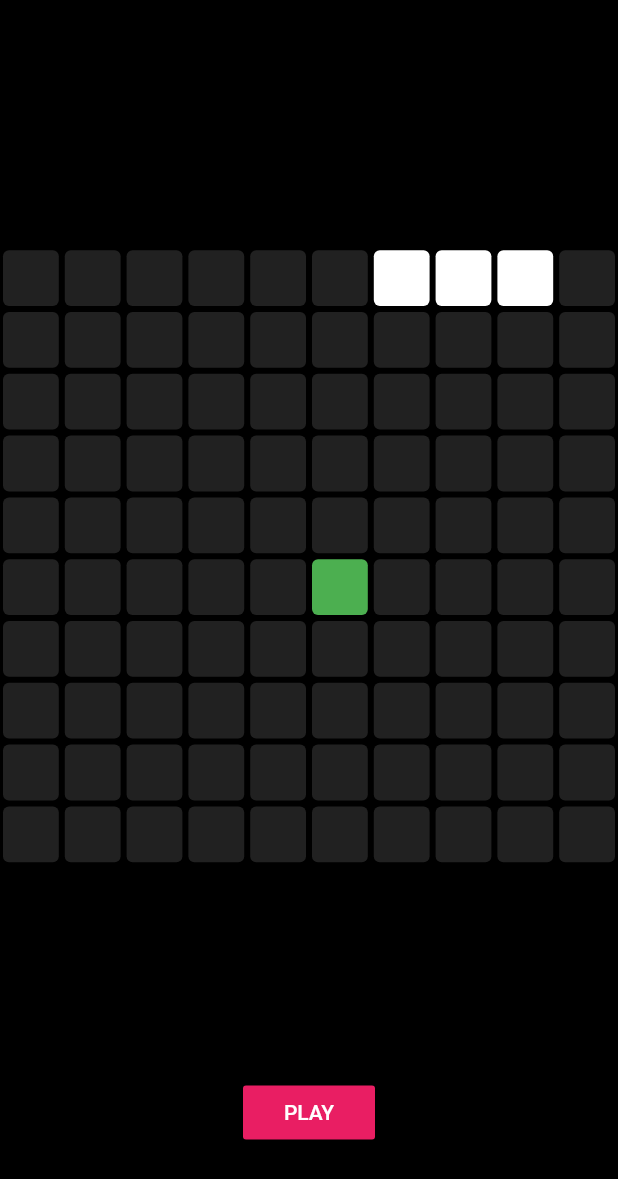
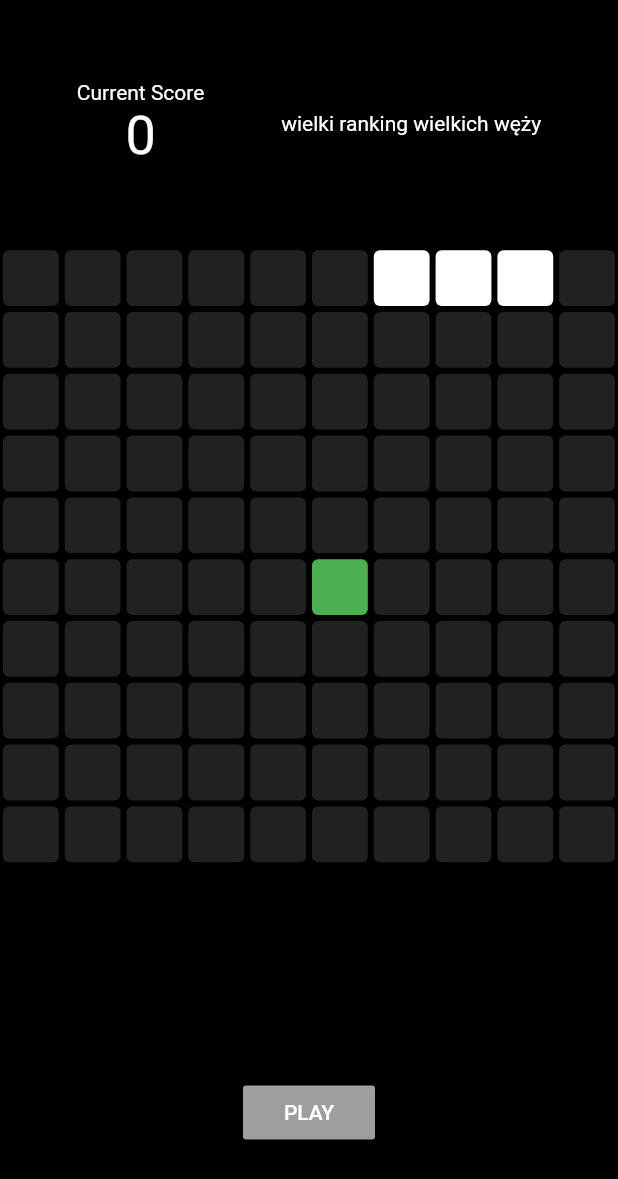
Before and after one commit to zaiom/flutter_snake_game, a Flutter app: the screen it shows after launch, after a tap on "PLAY", on a phone screen of 412 x 824 dp. Shown: the top 1179 px of the screen. Run offline on Flutter 3.47's test engine with Material 2 defaults, Android fonts, the light colour scheme and no system bars.

Commit message:
added new game functionalities and fixes bugs

```diff
--- a/lib/home_page.dart
+++ b/lib/home_page.dart
@@ -21,6 +21,11 @@ class _HomePageState extends State<HomePage> {
   int rowSize = 10;
   int totalNumberOfSquares = 100;
 
+  bool gameHasStarted = false;
+
+  // user score
+  int currentScore = 0;
+
   // snake position
   List<int> snakePos = [
     0,
@@ -37,6 +42,8 @@ class _HomePageState extends State<HomePage> {
   // start the game!
   void startGame() {
 
+    gameHasStarted = true;
+
     // every 200 miliseconds, we are moving the snake
     Timer.periodic(Duration(milliseconds: 200), (timer) {
       setState(() {
@@ -49,9 +56,31 @@ class _HomePageState extends State<HomePage> {
         {
           timer.cancel();
           // display a message to the user
-          showDialog(context: context, builder: (context) {
+          showDialog(
+            context: context,
+            barrierDismissible: false,
+            builder: (context) {
             return AlertDialog(
               title: Text('Game over'),
+              content: Column(
+                children: [
+                  Text('Your score is: ' + currentScore.toString()),
+                  TextField(
+                    decoration: InputDecoration(hintText: 'Enter name'),
+                  )
+                ],
+              ),
+              actions: [
+                MaterialButton(
+                  onPressed: () {
+                    submitScore();
+                    Navigator.pop(context);
+                    newGame();
+                  },
+                  child: Text('Submit'),
+                  color: Colors.pink,
+                )
+              ],
             );
           });
         }
@@ -59,7 +88,28 @@ class _HomePageState extends State<HomePage> {
      });
   }
 
+  void submitScore()
+  {
+    //
+  }
+
+  void newGame()
+  {
+    setState(() {
+      snakePos = [
+        0,
+        1,
+        2,
+      ];
+      foodPos = 55;
+      currentDirection = snake_Direction.RIGHT;
+      gameHasStarted = false;
+      currentScore = 0;
+    });
+  }
+
   void eatFood() {
+    currentScore++;
     // making sure the new food is not where the snake is
     while (snakePos.contains(foodPos))
     {
@@ -164,7 +214,25 @@ class _HomePageState extends State<HomePage> {
         children: [
           // high scores
           Expanded(
-            child: Container(),
+            child: Row(
+              mainAxisAlignment: MainAxisAlignment.spaceEvenly,
+              children: [
+                // user current score
+                Column(
+                  mainAxisAlignment: MainAxisAlignment.center,
+                  children: [
+                    Text('Current Score'),
+                    Text(
+                      currentScore.toString(),
+                      style: TextStyle(fontSize: 36),
+                    ),
+                  ],
+                ),
+
+                // high scores, top 5 or top 10
+                Text('wielki ranking wielkich węży')
+              ],
+            ),
           ),
 
           // game grid
@@ -210,8 +278,8 @@ class _HomePageState extends State<HomePage> {
               child: Center(
                 child: MaterialButton(
                   child: Text('PLAY'),
-                  color: Colors.pink,
-                  onPressed: startGame,
+                  color: gameHasStarted ? Colors.grey: Colors.pink,
+                  onPressed: gameHasStarted ? () {} : startGame,
                 ),
               ),
             ),
```
